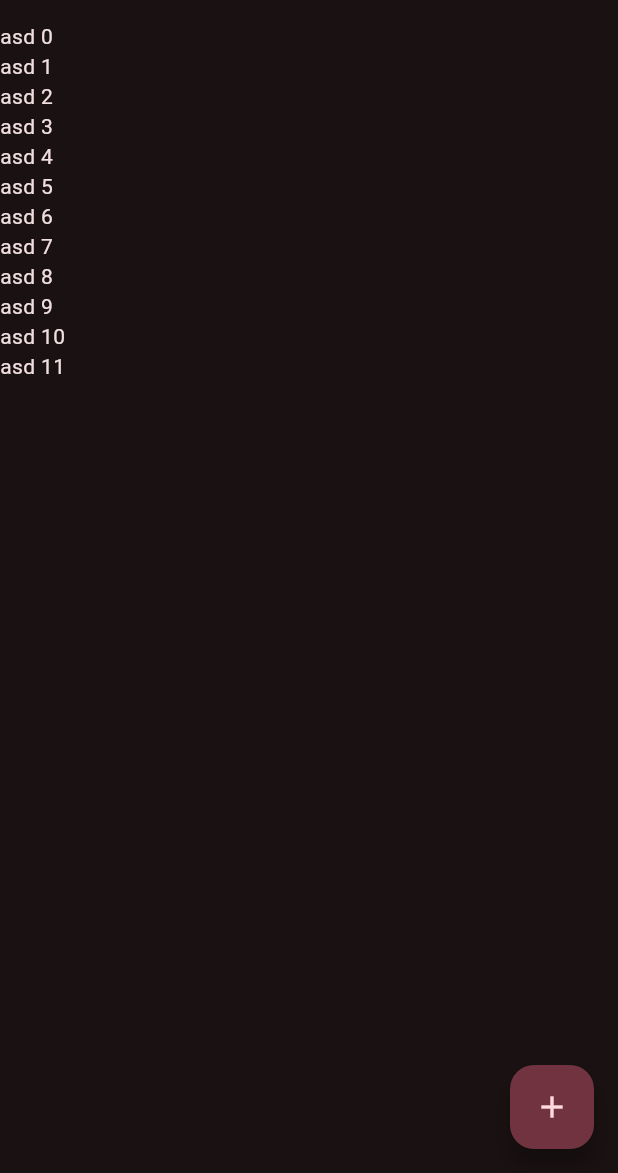
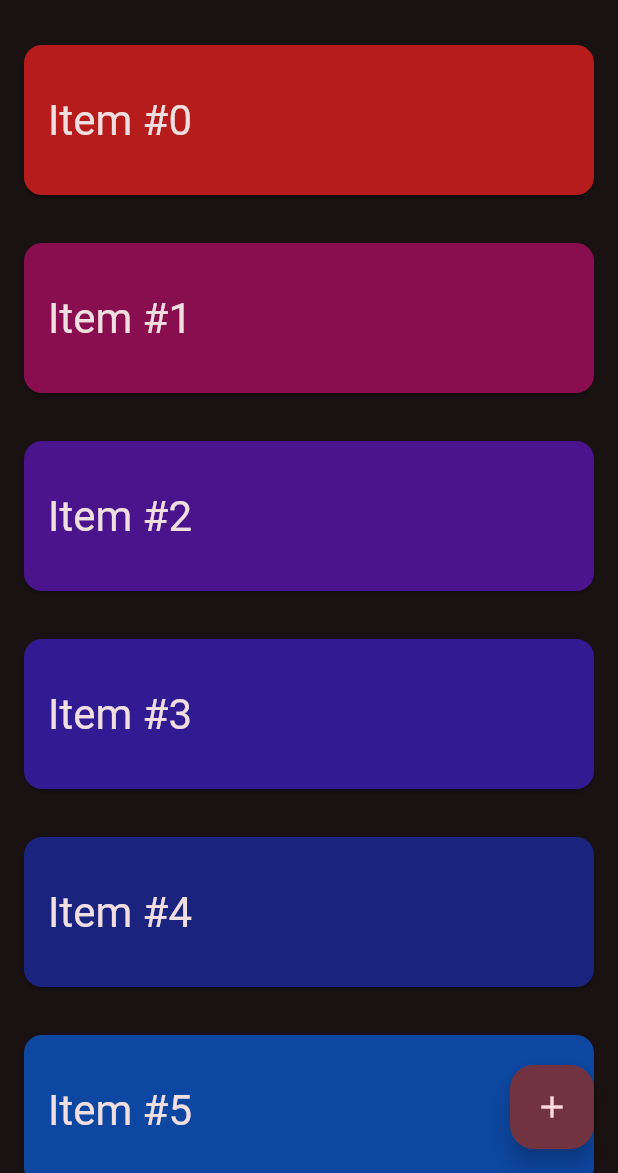
Before and after one commit to ImnIrdst/FcTimer, a Flutter app: the screen it shows after launch, on a phone screen of 412 x 824 dp, the part 63-1236 px from its top. Run offline on Flutter 3.47's test engine with Material 2 defaults, Android fonts, the phone set to English and light mode, and no system bars.

Commit message:
Add TimeFrameItem and TimeFramesList

```diff
--- /dev/null
+++ b/lib/home/TimeFrameItem.dart
@@ -0,0 +1,22 @@
+import 'package:flutter/material.dart';
+
+class TimeFrameItem extends StatelessWidget {
+  final int index;
+
+  const TimeFrameItem({this.index = 0, super.key});
+
+  @override
+  Widget build(BuildContext context) {
+    return Card(
+      color: Colors.primaries[index % Colors.primaries.length].shade900,
+      margin: const EdgeInsets.all(16.0),
+      child: Padding(
+        padding: const EdgeInsets.symmetric(vertical: 32.0, horizontal: 16),
+        child: Text(
+          "Item #$index",
+          style: Theme.of(context).textTheme.headlineMedium,
+        ),
+      ),
+    );
+  }
+}
--- a/lib/main.dart
+++ b/lib/main.dart
@@ -1,5 +1,4 @@
-import 'dart:math';
-
+import 'package:fctimer/home/TimeFramesList.dart';
 import 'package:flutter/material.dart';
 
 void main() {
@@ -53,13 +52,7 @@
             centerTitle: true,
             floating: true,
           ),
-          SliverList(
-            delegate: SliverChildBuilderDelegate(
-              // padding: const EdgeInsets.symmetric(vertical: 128.0, horizontal: 0.0),
-              (context, index) => Text("asd $index"),
-              childCount: _counter,
-            ),
-          ),
+          TimeFramesList(counter: _counter)
         ],
       ),
       floatingActionButton: FloatingActionButton(
```
Also changed, not shown: lib/home/TimeFramesList.dart (added, +23 -0 lines).
